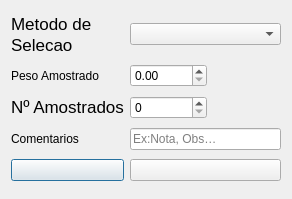
InUrSys/PescArt2.0, file UserInt/ui_AmostradCatComercial.ui: the form before one commit.
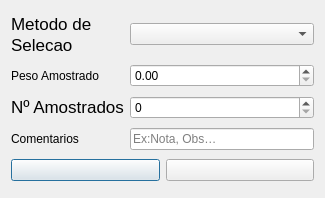
The form after the commit. Icons and pictures are not drawn.

```diff
--- a/UserInt/ui_AmostradCatComercial.ui
+++ b/UserInt/ui_AmostradCatComercial.ui
@@ -6,15 +6,15 @@
    <rect>
     <x>0</x>
     <y>0</y>
-    <width>292</width>
-    <height>199</height>
+    <width>325</width>
+    <height>198</height>
    </rect>
   </property>
   <property name="windowTitle">
    <string>Amostra da Categoria</string>
   </property>
-  <layout class="QGridLayout" name="gridLayout">
-   <item row="1" column="0">
+  <layout class="QGridLayout" name="gridLayout_2">
+   <item row="0" column="0">
     <widget class="QLabel" name="label_13">
      <property name="text">
       <string>&lt;!DOCTYPE HTML PUBLIC &quot;-//W3C//DTD HTML 4.0//EN&quot; &quot;http://www.w3.org/TR/REC-html40/strict.dtd&quot;&gt;
@@ -26,50 +26,24 @@
      </property>
     </widget>
    </item>
-   <item row="6" column="0">
-    <widget class="QPushButton" name="PBSalvar">
-     <property name="text">
-      <string/>
-     </property>
-     <property name="icon">
-      <iconset resource="icons.qrc">
-       <normaloff>:/newPrefix/Icons/002-save.png</normaloff>:/newPrefix/Icons/002-save.png</iconset>
-     </property>
-    </widget>
+   <item row="0" column="1">
+    <widget class="QComboBox" name="CBMetSelecao"/>
    </item>
-   <item row="6" column="1" colspan="2">
-    <widget class="QPushButton" name="PBCancelar">
-     <property name="text">
-      <string/>
-     </property>
-     <property name="icon">
-      <iconset resource="icons.qrc">
-       <normaloff>:/newPrefix/Icons/003-error.png</normaloff>:/newPrefix/Icons/003-error.png</iconset>
-     </property>
-    </widget>
-   </item>
-   <item row="5" column="0">
-    <widget class="QLabel" name="label_4">
-     <property name="text">
-      <string>Comentarios</string>
-     </property>
-    </widget>
-   </item>
-   <item row="2" column="0">
+   <item row="1" column="0">
     <widget class="QLabel" name="label_7">
      <property name="text">
       <string>Peso Amostrado</string>
      </property>
     </widget>
    </item>
-   <item row="5" column="1" colspan="2">
-    <widget class="QLineEdit" name="LEComentarios">
-     <property name="placeholderText">
-      <string>Ex:Nota, Obs…</string>
+   <item row="1" column="1">
+    <widget class="QDoubleSpinBox" name="DSBPeso">
+     <property name="maximum">
+      <double>10000.989999999999782</double>
      </property>
     </widget>
    </item>
-   <item row="4" column="0">
+   <item row="2" column="0">
     <widget class="QLabel" name="label_12">
      <property name="text">
       <string>&lt;!DOCTYPE HTML PUBLIC &quot;-//W3C//DTD HTML 4.0//EN&quot; &quot;http://www.w3.org/TR/REC-html40/strict.dtd&quot;&gt;
@@ -80,23 +54,53 @@
      </property>
     </widget>
    </item>
-   <item row="1" column="1" colspan="2">
-    <widget class="QComboBox" name="CBMetSelecao"/>
-   </item>
    <item row="2" column="1">
-    <widget class="QDoubleSpinBox" name="DSBPeso">
-     <property name="maximum">
-      <double>10000.989999999999782</double>
-     </property>
-    </widget>
-   </item>
-   <item row="4" column="1">
     <widget class="QSpinBox" name="SBN_Indiv_Amost">
      <property name="maximum">
       <number>10000</number>
      </property>
     </widget>
    </item>
+   <item row="3" column="0">
+    <widget class="QLabel" name="label_4">
+     <property name="text">
+      <string>Comentarios</string>
+     </property>
+    </widget>
+   </item>
+   <item row="3" column="1">
+    <widget class="QLineEdit" name="LEComentarios">
+     <property name="placeholderText">
+      <string>Ex:Nota, Obs…</string>
+     </property>
+    </widget>
+   </item>
+   <item row="4" column="0" colspan="2">
+    <layout class="QGridLayout" name="gridLayout">
+     <item row="0" column="0">
+      <widget class="QPushButton" name="PBSalvar">
+       <property name="text">
+        <string/>
+       </property>
+       <property name="icon">
+        <iconset resource="icons.qrc">
+         <normaloff>:/newPrefix/Icons/002-save.png</normaloff>:/newPrefix/Icons/002-save.png</iconset>
+       </property>
+      </widget>
+     </item>
+     <item row="0" column="1">
+      <widget class="QPushButton" name="PBCancelar">
+       <property name="text">
+        <string/>
+       </property>
+       <property name="icon">
+        <iconset resource="icons.qrc">
+         <normaloff>:/newPrefix/Icons/003-error.png</normaloff>:/newPrefix/Icons/003-error.png</iconset>
+       </property>
+      </widget>
+     </item>
+    </layout>
+   </item>
   </layout>
  </widget>
  <resources>
```
